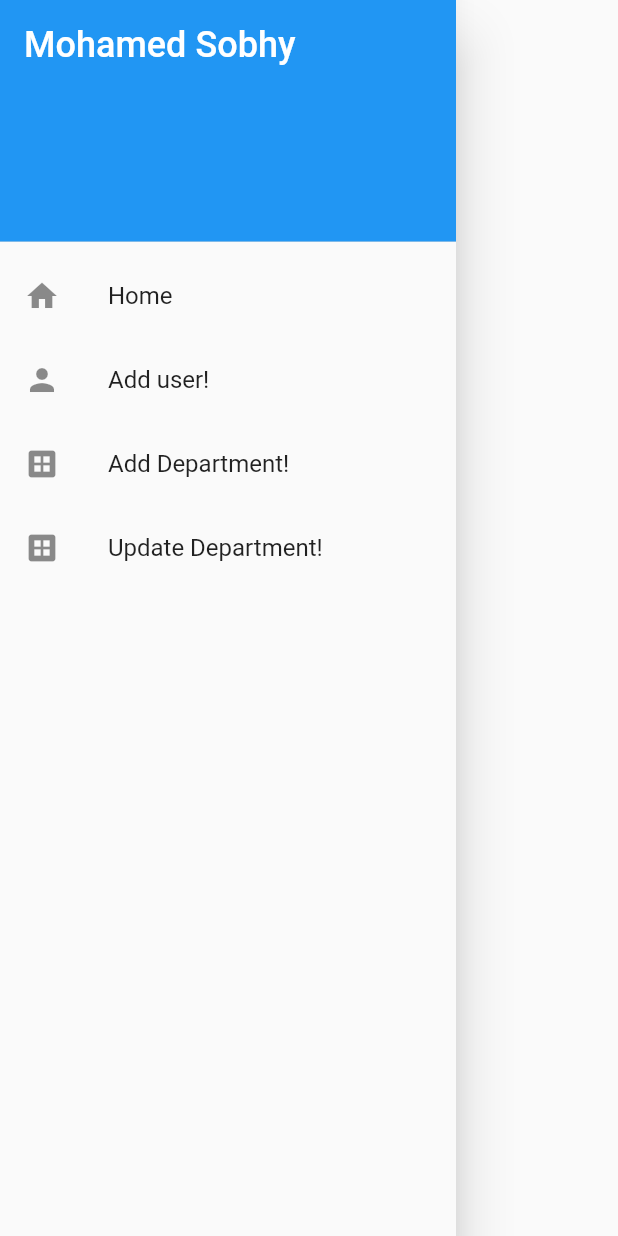
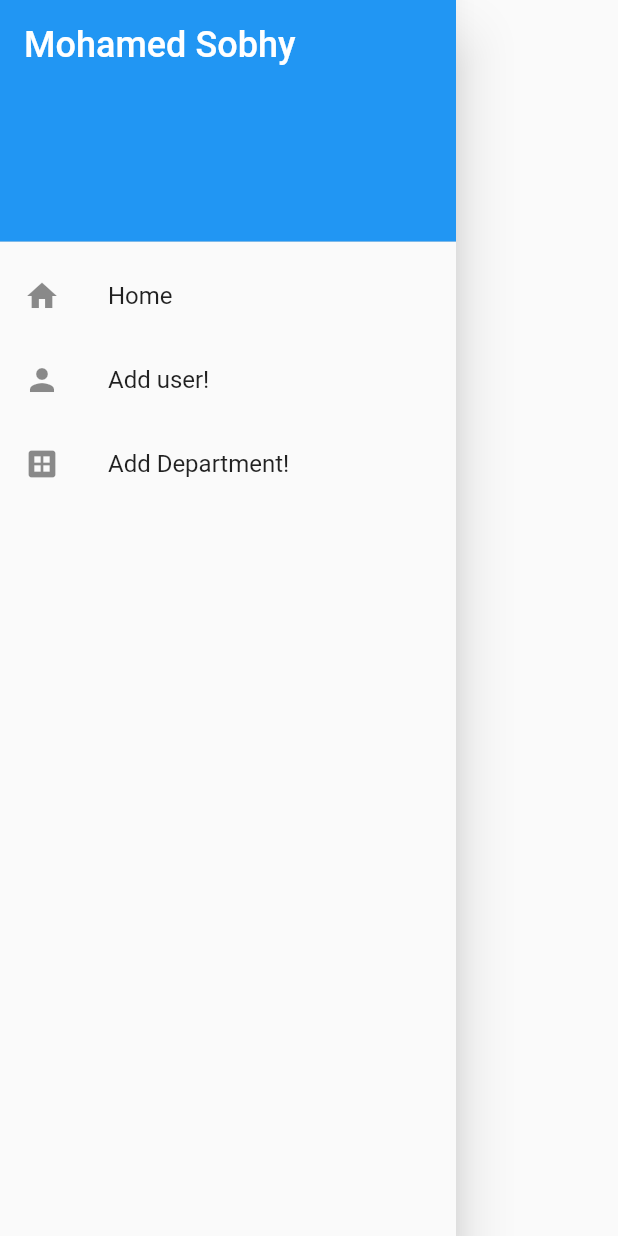
Before and after one commit to MohmaedSobhy/task_managment_app, a Flutter app: the AdminDrawer widget shown alone on an empty page, opened directly, on a phone screen of 412 x 824 dp. Run offline on Flutter 3.47's test engine with Material 2 defaults, Android fonts, the phone set to English and light mode, and no system bars; our stand-ins replace bloc, calendar_timeline, flutter_bloc, flutter_secure_storage, get, percent_indicator and 1 more; accounts and stored records are empty; network calls fail.

Commit message:
all departments screen

```diff
--- a/lib/feature/Admin Home/view/admin_drawer.dart
+++ b/lib/feature/Admin Home/view/admin_drawer.dart
@@ -46,13 +46,6 @@ class AdminDrawer extends StatelessWidget {
               Get.toNamed(RouteName.allDepartment);
             },
           ),
-          ListTile(
-            leading: const Icon(Icons.dataset_rounded),
-            title: const Text(AppString.updateDepartment),
-            onTap: () {
-              Get.toNamed(RouteName.updateDepartment);
-            },
-          ),
         ],
       ),
     );
--- a/lib/feature/all department/screens/all_departmetns.dart
+++ b/lib/feature/all department/screens/all_departmetns.dart
@@ -2,7 +2,7 @@ import 'package:flutter/material.dart';
 import 'package:flutter_bloc/flutter_bloc.dart';
 import 'package:get/get.dart';
 import 'package:task_managment_app/core/localization/app_string.dart';
-
+import 'package:task_managment_app/core/route/route_name.dart';
 import '../../all%20department/controller/all_department_cubit.dart';
 import '../widget/department_item.dart';
 
@@ -48,6 +48,9 @@ class AllDepartmentScreen extends StatelessWidget {
                 return CardDepartmentItem(
                   department:
                       AllDepartmentCubit.get(context).departments[index],
+                  onTap: () {
+                    Get.offNamed(RouteName.updateDepartment);
+                  },
                 );
               },
             ),
```
Also changed, not shown: lib/feature/all department/widget/department_item.dart (+7 -3 lines).
